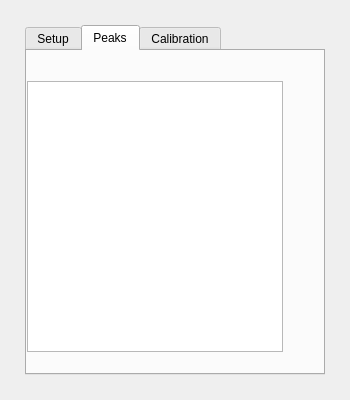
This is qgisSpectre_dockwidget_base.ui in sickel/qgisSpectre as Qt 5 draws it before an edit. The edited form follows.
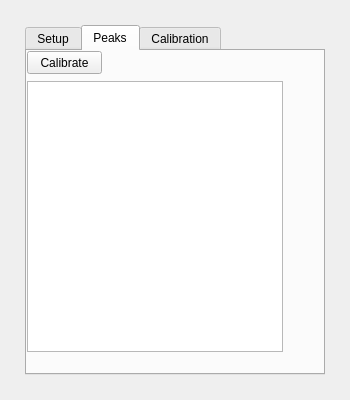
This is the edited form. The open tabs and pages were chosen to show the change. Custom widgets are drawn as their Qt base class.

```diff
--- a/qgisSpectre_dockwidget_base.ui
+++ b/qgisSpectre_dockwidget_base.ui
@@ -247,6 +247,19 @@
          </rect>
         </property>
        </widget>
+       <widget class="QPushButton" name="pBCalibrate">
+        <property name="geometry">
+         <rect>
+          <x>0</x>
+          <y>0</y>
+          <width>75</width>
+          <height>23</height>
+         </rect>
+        </property>
+        <property name="text">
+         <string>Calibrate</string>
+        </property>
+       </widget>
       </widget>
       <widget class="QWidget" name="tab_calibration">
        <attribute name="title">
```
